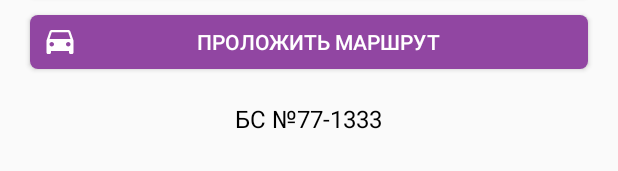
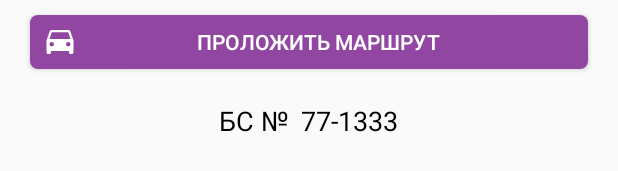
Before and after one commit to Rorifer/BaseSite_2.0, an Android app: the layout activity_site_details.xml on its own in the app's theme, with its tools: preview values and no code run, on a phone screen of 412 x 824 dp. Shown: the part 162-333 px from the top of the screen. Run offline under Robolectric (Android 15) with nearby library versions, the light colour scheme and no system bars.

Commit message:
размер шрифта

```diff
--- a/app/src/main/res/layout/activity_site_details.xml
+++ b/app/src/main/res/layout/activity_site_details.xml
@@ -53,7 +53,9 @@
                 android:layout_height="wrap_content"
                 android:text="@string/bs_number"
                 android:textColor="@android:color/black"
-                android:textSize="16sp" />
+                android:textSize="18sp"
+                android:layout_marginRight="8dp"
+                android:layout_marginEnd="8dp" />
 
             <android.support.v7.widget.AppCompatTextView
                 android:id="@+id/site_number"
@@ -61,7 +63,7 @@
                 android:layout_height="wrap_content"
                 tools:text="77-1333"
                 android:textColor="@android:color/black"
-                android:textSize="16sp" />
+                android:textSize="18sp" />
 
         </LinearLayout>
 
--- a/app/src/main/res/values/strings.xml
+++ b/app/src/main/res/values/strings.xml
@@ -57,6 +57,6 @@
     <string name="error">Внутренняя ошибка</string>
     <string name="error_no_succes">Совпадений не найдено</string>
     <string name="error_many_success">Слишком много совпадений. Уточните запрос</string>
-    <string name="bs_number">БC № </string>
+    <string name="bs_number">БC №</string>
 
 </resources>
```
